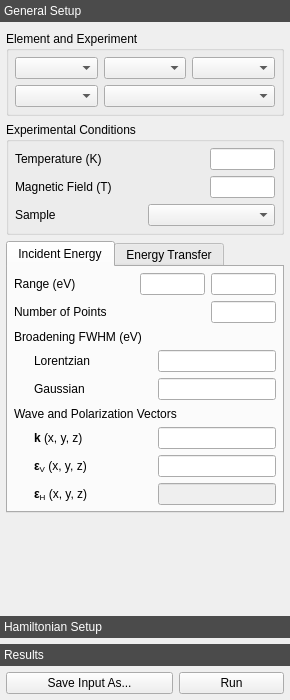
mretegan/crispy, file crispy/resources/gui/uis/quanty/main.ui: the form before one commit.
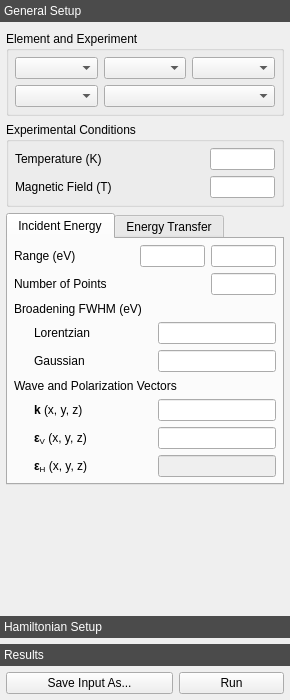
The form after the commit. Custom widgets are drawn as their Qt base class.

The edit to the form file:
```diff
--- a/crispy/resources/gui/uis/quanty/main.ui
+++ b/crispy/resources/gui/uis/quanty/main.ui
@@ -281,26 +281,6 @@
              </item>
             </layout>
            </item>
-           <item>
-            <layout class="QHBoxLayout" name="sampleHBoxLayout">
-             <item>
-              <widget class="QLabel" name="sampleLabel">
-               <property name="sizePolicy">
-                <sizepolicy hsizetype="Preferred" vsizetype="Preferred">
-                 <horstretch>0</horstretch>
-                 <verstretch>0</verstretch>
-                </sizepolicy>
-               </property>
-               <property name="text">
-                <string>Sample</string>
-               </property>
-              </widget>
-             </item>
-             <item>
-              <widget class="ComboBox" name="sampleComboBox"/>
-             </item>
-            </layout>
-           </item>
           </layout>
          </widget>
         </item>
```
